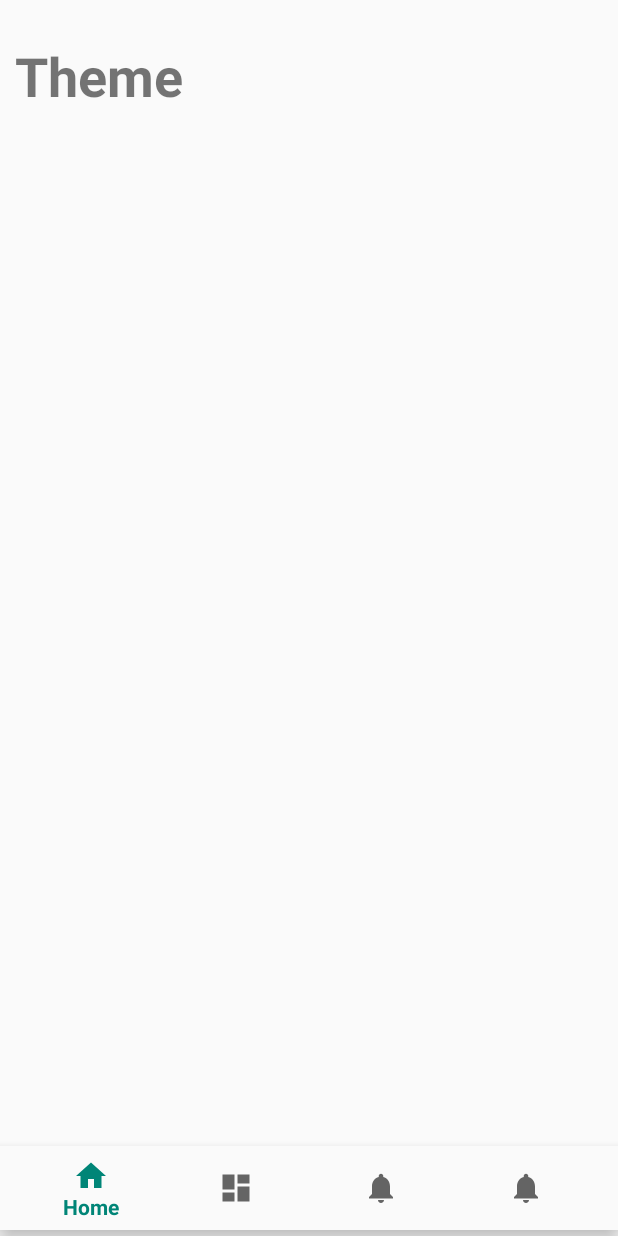
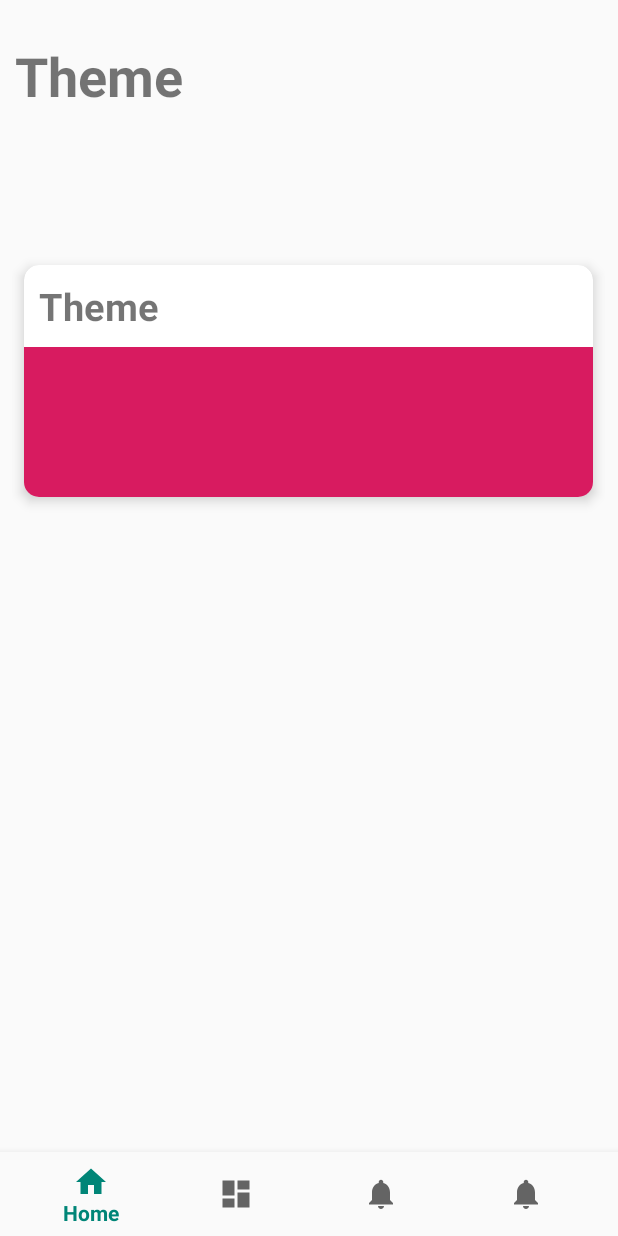
Before and after one commit to BonnyWang/PhotonLab-Android, an Android app: the screen it shows after launch (MainActivity), on a phone screen of 412 x 824 dp. Run offline under Robolectric (Android 15) with nearby library versions, the phone set to English and light mode, and no system bars.

Commit message:
hello bonny

```diff
--- a/app/src/main/java/com/example/myapplication/MainActivity.java
+++ b/app/src/main/java/com/example/myapplication/MainActivity.java
@@ -8,6 +8,7 @@ import com.google.android.material.bottomnavigation.BottomNavigationView;
 
 import androidx.appcompat.app.AppCompatActivity;
 import androidx.annotation.NonNull;
+import androidx.cardview.widget.CardView;
 
 import android.util.Log;
 import android.view.MenuItem;
@@ -16,10 +17,10 @@ import android.widget.TextView;
 //Added -Bonny
 import android.bluetooth.BluetoothDevice;
 import java.util.Set;
-//fuck you
 
 public class MainActivity extends AppCompatActivity {
     private TextView mTextMessage;
+    private CardView mCardView;
     //TODO: This number defined could also be shown in the dialog see the official example -Bonny
     //Currently it is set to be 0 so the bluetooth would be enabled automatically -Bonny
     private final static int REQUEST_ENABLE_BT = 1;
--- a/app/src/main/res/layout/activity_main.xml
+++ b/app/src/main/res/layout/activity_main.xml
@@ -6,7 +6,7 @@
     android:layout_width="match_parent"
     android:layout_height="match_parent"
     tools:context=".MainActivity">
-
+//TODO: circle button,
     <TextView
         android:id="@+id/message"
         android:layout_width="wrap_content"
@@ -23,13 +23,27 @@
         android:id="@+id/nav_view"
         android:layout_width="0dp"
         android:layout_height="wrap_content"
-        android:layout_marginBottom="4dp"
         android:background="?android:attr/windowBackground"
         app:layout_constraintBottom_toBottomOf="parent"
         app:layout_constraintHorizontal_bias="0.0"
         app:layout_constraintLeft_toLeftOf="parent"
         app:layout_constraintRight_toRightOf="parent"
         app:menu="@menu/bottom_nav_menu" />
+
+    <ScrollView
+        android:layout_width="395dp"
+        android:layout_height="594dp"
+        android:layout_marginStart="8dp"
+        android:layout_marginLeft="8dp"
+        android:layout_marginEnd="8dp"
+        android:layout_marginRight="8dp"
+        android:layout_marginBottom="8dp"
+        app:layout_constraintBottom_toTopOf="@+id/nav_view"
+        app:layout_constraintEnd_toEndOf="parent"
+        app:layout_constraintHorizontal_bias="0.0"
+        app:layout_constraintStart_toStartOf="parent"
+        app:layout_constraintTop_toTopOf="parent"
+        app:layout_constraintVertical_bias="1.0">
 
         <LinearLayout
             android:layout_width="395dp"
@@ -73,12 +87,16 @@
                         android:id="@+id/imageView3"
                         android:layout_width="match_parent"
                         android:layout_height="100dp"
+                        android:background="#008F0F0F"
                         android:contentDescription="@string/title_Theme"
+                        android:scaleType="centerInside"
                         app:srcCompat="@color/colorAccent" />
 
                 </LinearLayout>
             </androidx.cardview.widget.CardView>
         </LinearLayout>
 
+    </ScrollView>
+
 
 </androidx.constraintlayout.widget.ConstraintLayout>
```
Also changed, not shown: app/src/main/java/com/example/myapplication/Themes.java (+85 -1 lines), app/src/main/res/layout/activity_themes.xml (+103 -0 lines). Lines whose indentation alone changed are shown as unchanged.
